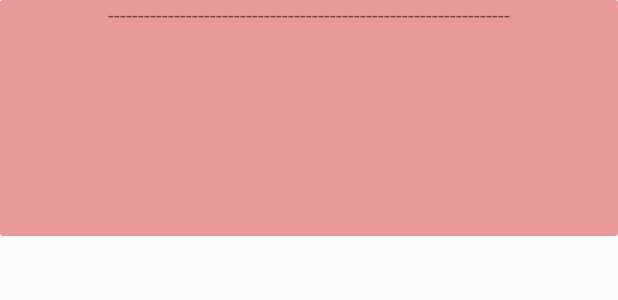
After one commit to guillemballonga/WHIP, an Android app: the layout card_item_comment.xml on its own in the app's theme, with its tools: preview values and no code run, on a phone screen of 412 x 824 dp. The commit adds this screen. Shown: the top 300 px of the screen. Run offline under Robolectric (Android 15) with nearby library versions, the light colour scheme and no system bars; network calls fail.

Commit message:
Comments solved

```diff
--- a/app/src/main/java/com/bernal/jonatan/whip/NewPostLost.java
+++ b/app/src/main/java/com/bernal/jonatan/whip/NewPostLost.java
@@ -157,8 +157,8 @@ public class NewPostLost extends AppCompatActivity {
                             new Response.Listener<JSONObject>() {
                                 @Override
                                 public void onResponse(JSONObject response) {
-                                    Toast.makeText(getApplicationContext(), "Post guardado correctamente", Toast.LENGTH_SHORT).show();
                                     try {
+                                        Toast.makeText(getApplicationContext(), "Post guardado correctamente"+response.getString("id"), Toast.LENGTH_SHORT).show();
                                         Intent i = new Intent(NewPostLost.this, InfoPostLost.class);
                                         i.putExtra("identificadorPost", response.getString("id"));
                                         startActivity(i);
--- /dev/null
+++ b/app/src/main/res/layout/card_item_comment.xml
@@ -0,0 +1,83 @@
+<?xml version="1.0" encoding="utf-8"?>
+<android.support.v7.widget.CardView xmlns:android="http://schemas.android.com/apk/res/android"
+    xmlns:app="http://schemas.android.com/apk/res-auto"
+    xmlns:tools="http://schemas.android.com/tools"
+    android:layout_width="match_parent"
+    android:layout_height="wrap_content"
+    android:orientation="vertical"
+    app:cardBackgroundColor="#EA9999">
+
+
+    <LinearLayout
+        android:layout_width="match_parent"
+        android:layout_height="match_parent"
+        android:orientation="vertical">
+
+
+        <TextView
+            android:layout_width="match_parent"
+            android:layout_height="wrap_content"
+            android:text="@string/linea_separadora"
+            android:gravity="center"/>
+
+            <LinearLayout
+                android:layout_width="match_parent"
+                android:layout_height="match_parent"
+                android:orientation="horizontal"
+                android:layout_marginTop="10dp">
+
+
+                <de.hdodenhof.circleimageview.CircleImageView
+                    android:id="@+id/imagen_comment"
+                    android:layout_width="75dp"
+                    android:layout_height="75dp"
+                    android:layout_marginStart="20dp"/>
+
+                <LinearLayout
+                    android:layout_width="wrap_content"
+                    android:layout_height="wrap_content"
+                    android:orientation="vertical">
+                    <TextView
+                        android:id="@+id/user_comment"
+                        android:layout_width="wrap_content"
+                        android:layout_height="wrap_content"
+                        android:padding="5dp"
+                        android:textColor="#E4D4D4"
+                        android:textSize="10sp"
+                        android:textStyle="bold"
+                        android:layout_marginStart="20dp"
+                        tools:ignore="RtlHardcoded,SmallSp"/>
+
+                    <TextView
+                        android:id="@+id/date_comment"
+                        android:layout_width="wrap_content"
+                        android:layout_height="wrap_content"
+                        android:padding="5dp"
+                        android:textColor="#E4D4D4"
+                        android:textSize="10sp"
+                        android:textStyle="bold"
+                        android:layout_marginStart="20dp"
+                        tools:ignore="RtlHardcoded,SmallSp"/>
+
+                </LinearLayout>
+
+            </LinearLayout>
+
+
+            <TextView
+                android:id="@+id/Contenido_comment"
+                android:layout_width="300dp"
+                android:layout_height="wrap_content"
+                android:layout_gravity="right"
+                android:layout_marginRight="15dp"
+                android:layout_marginBottom="15dp"
+                android:layout_marginTop="10dp"
+                android:paddingLeft="25dp"
+                android:textColor="#434040"
+                android:textSize="20sp"
+                tools:ignore="RtlHardcoded,RtlSymmetry" />
+
+    </LinearLayout>
+
+
+</android.support.v7.widget.CardView>
--- a/app/src/main/res/values/strings.xml
+++ b/app/src/main/res/values/strings.xml
@@ -95,4 +95,6 @@
     <string name="a_ade_la_raza_adopt">Añade la raza…*</string>
     <string name="a_ade_el_c_p_hint">Añade el C.P…*</string>
     <string name="a_ade_el_t_tulo_hint">Añade el título…*</string>
+    <string name="borrar">Borrar</string>
+    <string name="linea_separadora">-------------------------------------------------------------------</string>
 </resources>
```
Also changed, not shown: app/src/main/java/com/bernal/jonatan/whip/Adaptador.java (+13 -0 lines), app/src/main/java/com/bernal/jonatan/whip/Fuente.java (+18 -0 lines), app/src/main/java/com/bernal/jonatan/whip/InfoPostLost.java (+128 -3 lines), app/src/main/java/com/bernal/jonatan/whip/ViewHolder.java (+19 -2 lines), app/src/main/res/layout/activity_info_post_lost.xml (+50 -6 lines), app/src/main/res/drawable/boton_comment.png (added).
